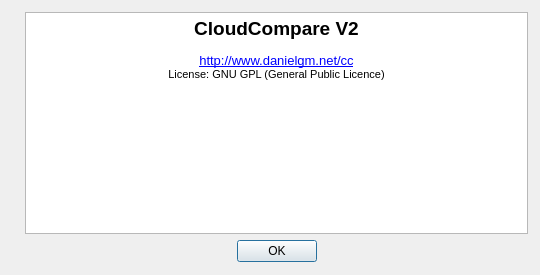
Above: qCC/ui_templates/aboutDlg.ui from archeos/cloudcompare-archeos before the change. Below: the same form after it.
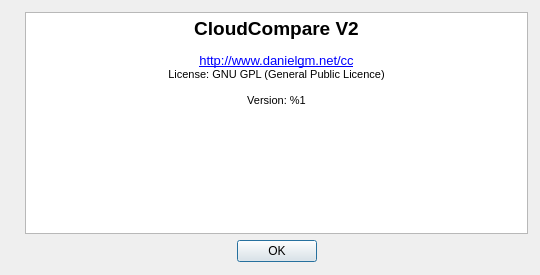
That is the form after the change. Icons and pictures are not drawn.

Commit message: Imported Upstream version 2.4+gitfaa33637a8

```diff
--- a/qCC/ui_templates/aboutDlg.ui
+++ b/qCC/ui_templates/aboutDlg.ui
@@ -62,16 +62,21 @@
      <layout class="QVBoxLayout">
       <item>
        <widget class="QTextEdit" name="textEdit">
+        <property name="readOnly">
+         <bool>true</bool>
+        </property>
         <property name="html">
          <string>&lt;!DOCTYPE HTML PUBLIC &quot;-//W3C//DTD HTML 4.0//EN&quot; &quot;http://www.w3.org/TR/REC-html40/strict.dtd&quot;&gt;
 &lt;html&gt;&lt;head&gt;&lt;meta name=&quot;qrichtext&quot; content=&quot;1&quot; /&gt;&lt;style type=&quot;text/css&quot;&gt;
 p, li { white-space: pre-wrap; }
 &lt;/style&gt;&lt;/head&gt;&lt;body style=&quot; font-family:'MS Shell Dlg 2'; font-size:8.25pt; font-weight:400; font-style:normal;&quot;&gt;
-&lt;p align=&quot;center&quot; style=&quot; margin-top:0px; margin-bottom:0px; margin-left:0px; margin-right:0px; -qt-block-indent:0; text-indent:0px;&quot;&gt;&lt;img src=&quot;:/CC/Menu/images/menu/cc_main.png&quot; /&gt;&lt;/p&gt;
+&lt;p align=&quot;center&quot; style=&quot; margin-top:0px; margin-bottom:0px; margin-left:0px; margin-right:0px; -qt-block-indent:0; text-indent:0px;&quot;&gt;&lt;img src=&quot;:/CC/Icons/images/icon/cc_icon_64.png&quot; /&gt;&lt;/p&gt;
 &lt;p align=&quot;center&quot; style=&quot; margin-top:0px; margin-bottom:0px; margin-left:0px; margin-right:0px; -qt-block-indent:0; text-indent:0px;&quot;&gt;&lt;span style=&quot; font-size:14pt; font-weight:600;&quot;&gt;CloudCompare V2&lt;/span&gt;&lt;/p&gt;
-&lt;p align=&quot;center&quot; style=&quot;-qt-paragraph-type:empty; margin-top:0px; margin-bottom:0px; margin-left:0px; margin-right:0px; -qt-block-indent:0; text-indent:0px; font-size:8pt;&quot;&gt;&lt;/p&gt;
+&lt;p align=&quot;center&quot; style=&quot;-qt-paragraph-type:empty; margin-top:0px; margin-bottom:0px; margin-left:0px; margin-right:0px; -qt-block-indent:0; text-indent:0px; font-size:8pt;&quot;&gt;&lt;br /&gt;&lt;/p&gt;
 &lt;p align=&quot;center&quot; style=&quot; margin-top:0px; margin-bottom:0px; margin-left:0px; margin-right:0px; -qt-block-indent:0; text-indent:0px;&quot;&gt;&lt;a href=&quot;(http://www.danielgm.net/cc&quot;&gt;&lt;span style=&quot; font-size:10pt; text-decoration: underline; color:#0000ff;&quot;&gt;http://www.danielgm.net/cc&lt;/span&gt;&lt;/a&gt;&lt;/p&gt;
-&lt;p align=&quot;center&quot; style=&quot; margin-top:0px; margin-bottom:0px; margin-left:0px; margin-right:0px; -qt-block-indent:0; text-indent:0px;&quot;&gt;&lt;span style=&quot; font-size:8pt;&quot;&gt;License: GNU GPL (General Public Licence)&lt;/span&gt;&lt;/p&gt;&lt;/body&gt;&lt;/html&gt;</string>
+&lt;p align=&quot;center&quot; style=&quot; margin-top:0px; margin-bottom:0px; margin-left:0px; margin-right:0px; -qt-block-indent:0; text-indent:0px;&quot;&gt;&lt;span style=&quot; font-size:8pt;&quot;&gt;License: GNU GPL (General Public Licence)&lt;/span&gt;&lt;/p&gt;
+&lt;p align=&quot;center&quot; style=&quot;-qt-paragraph-type:empty; margin-top:0px; margin-bottom:0px; margin-left:0px; margin-right:0px; -qt-block-indent:0; text-indent:0px; font-size:8pt;&quot;&gt;&lt;br /&gt;&lt;/p&gt;
+&lt;p align=&quot;center&quot; style=&quot; margin-top:0px; margin-bottom:0px; margin-left:0px; margin-right:0px; -qt-block-indent:0; text-indent:0px;&quot;&gt;&lt;span style=&quot; font-size:8pt;&quot;&gt;Version: %1&lt;/span&gt;&lt;/p&gt;&lt;/body&gt;&lt;/html&gt;</string>
         </property>
        </widget>
       </item>
```
Left out of the diff: 5 changed lines with no effect on the pictures. The commit also changes 114 other files.
